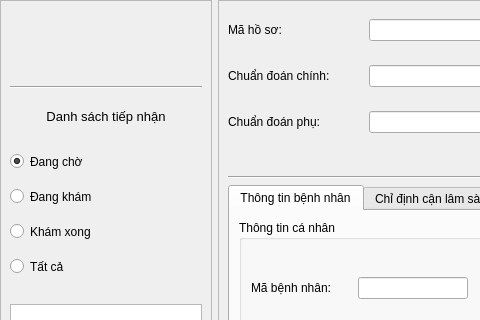
Qt form src/views/RoomView.ui (Taylor3691/Hospital-Management-Project) before a commit; both pictures show x 0 to 480 and y 0 to 320 of the 1065 by 636 pixel window.
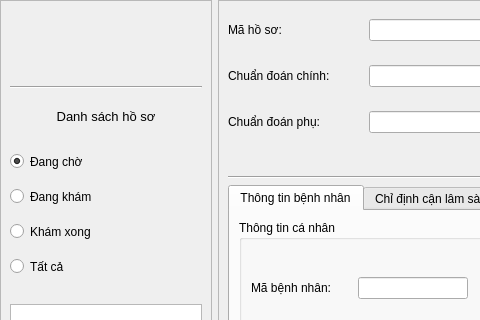
The same form after that commit. Icons and pictures are not drawn.

Commit message: chore(view): correct some label texts

What changed in the file:
```diff
--- a/src/views/RoomView.ui
+++ b/src/views/RoomView.ui
@@ -2329,7 +2329,7 @@
          <string notr="true">font-size: 10pt;</string>
         </property>
         <property name="text">
-         <string>Danh sách tiếp nhận</string>
+         <string>Danh sách hồ sơ</string>
         </property>
         <property name="alignment">
          <set>Qt::AlignCenter</set>
```
The commit also changes 2 other files.
